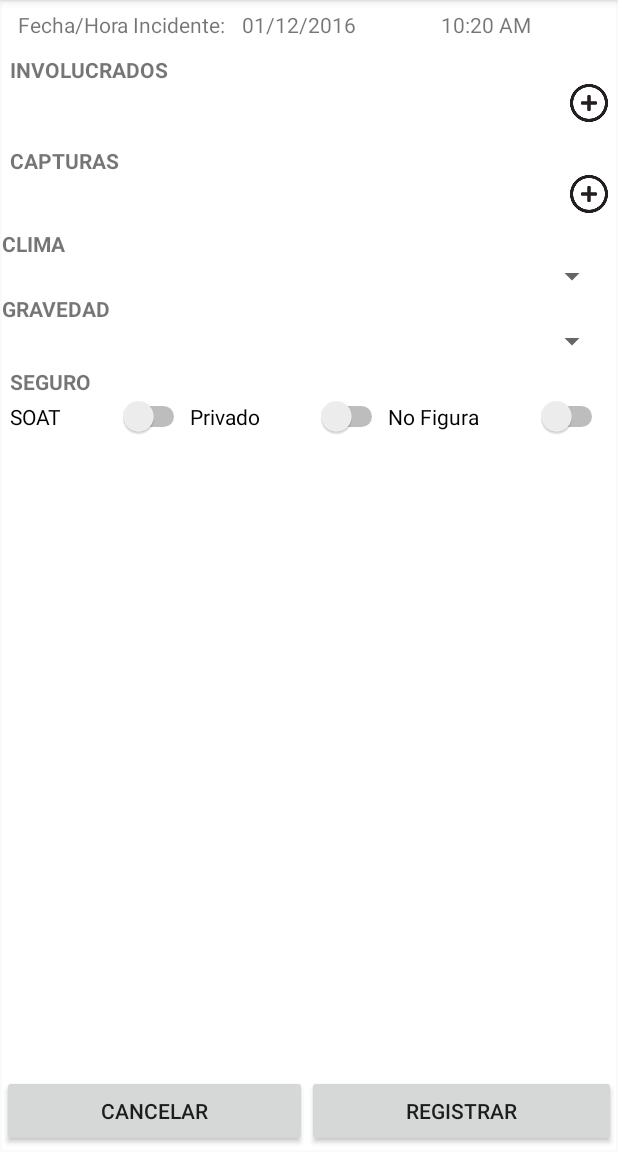
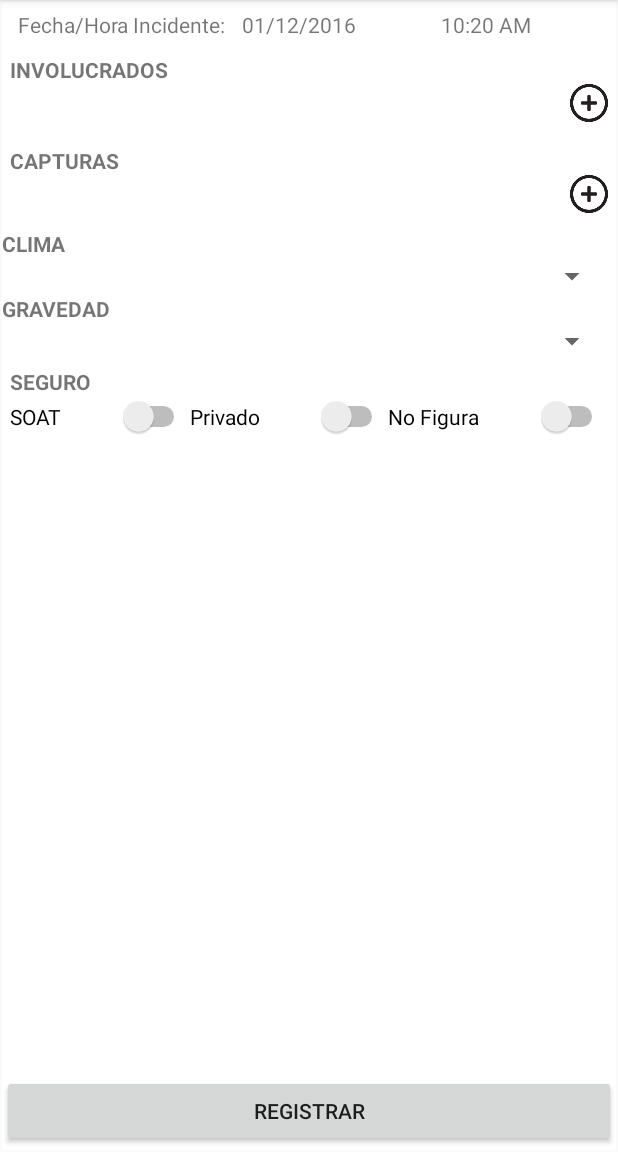
Before and after one commit to nitramdemente/CrashReportSC, an Android app: the FormPoliceActivity screen opened directly, with no data from a screen before it, on a phone screen of 412 x 824 dp, the part 84-1236 px from its top. Run offline under Robolectric (Android 15) with nearby library versions, the phone set to English and light mode, and no system bars.

Commit message:
button comentado

```diff
--- a/app/src/main/res/layout/activity_form_police.xml
+++ b/app/src/main/res/layout/activity_form_police.xml
@@ -166,11 +166,11 @@
         android:layout_height="50dp"
         android:layout_alignParentBottom="true">
 
-        <Button
-            android:layout_width="wrap_content"
-            android:layout_height="wrap_content"
-            android:layout_weight="1"
-            android:text="@string/btn_cancel" />
+        <!--<Button-->
+            <!--android:layout_width="wrap_content"-->
+            <!--android:layout_height="wrap_content"-->
+            <!--android:layout_weight="1"-->
+            <!--android:text="@string/btn_cancel" />-->
 
         <Button
             android:layout_width="wrap_content"
```
